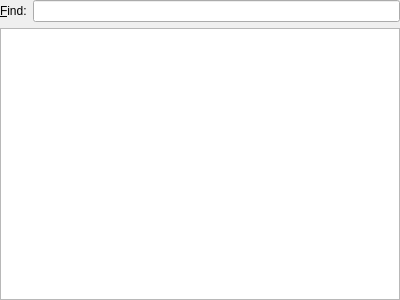
Qt form src/ui/shortcutswidget.ui (hluk/CopyQ) before a commit.
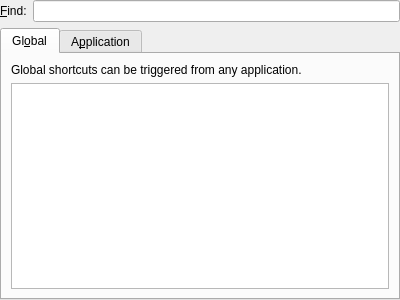
The same form after that commit.

Commit message: Separate application and global shortcuts

What changed in the file:
```diff
--- a/src/ui/shortcutswidget.ui
+++ b/src/ui/shortcutswidget.ui
@@ -41,13 +41,64 @@
     </layout>
    </item>
    <item>
-    <widget class="QTableWidget" name="tableWidget">
-     <property name="alternatingRowColors">
-      <bool>true</bool>
+    <widget class="QTabWidget" name="tabWidget">
+     <property name="currentIndex">
+      <number>0</number>
      </property>
-     <property name="showGrid">
-      <bool>false</bool>
-     </property>
+     <widget class="QWidget" name="tabGlobal">
+      <attribute name="title">
+       <string>Gl&amp;obal</string>
+      </attribute>
+      <layout class="QVBoxLayout" name="verticalLayout_3">
+       <item>
+        <widget class="QLabel" name="label_2">
+         <property name="text">
+          <string>Global shortcuts can be triggered from any application.</string>
+         </property>
+         <property name="wordWrap">
+          <bool>true</bool>
+         </property>
+        </widget>
+       </item>
+       <item>
+        <widget class="QTableWidget" name="tableWidgetGlobal">
+         <property name="alternatingRowColors">
+          <bool>true</bool>
+         </property>
+         <property name="showGrid">
+          <bool>false</bool>
+         </property>
+        </widget>
+       </item>
+      </layout>
+     </widget>
+     <widget class="QWidget" name="tabApplication">
+      <attribute name="title">
+       <string>A&amp;pplication</string>
+      </attribute>
+      <layout class="QVBoxLayout" name="verticalLayout_2">
+       <item>
+        <widget class="QLabel" name="label_3">
+         <property name="text">
+          <string>Application shortcuts can be triggered only from the main window.</string>
+         </property>
+         <property name="wordWrap">
+          <bool>true</bool>
+         </property>
+        </widget>
+       </item>
+       <item>
+        <widget class="QTableWidget" name="tableWidgetApplication">
+         <property name="alternatingRowColors">
+          <bool>true</bool>
+         </property>
+         <property name="showGrid">
+          <bool>false</bool>
+         </property>
+        </widget>
+       </item>
+      </layout>
+     </widget>
     </widget>
    </item>
   </layout>
```
The commit also changes 1 other file.
